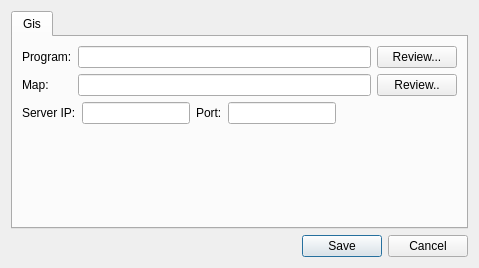
Old version of the form settingsdialog.ui in the repository testprojects/myClient.
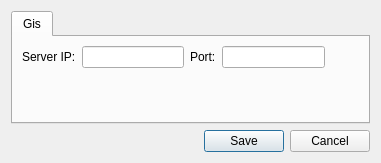
New version of the form.

```diff
--- a/settingsdialog.ui
+++ b/settingsdialog.ui
@@ -6,8 +6,8 @@
    <rect>
     <x>0</x>
     <y>0</y>
-    <width>479</width>
-    <height>268</height>
+    <width>381</width>
+    <height>163</height>
    </rect>
   </property>
   <property name="windowTitle">
@@ -59,63 +59,8 @@
       <attribute name="title">
        <string>Gis</string>
       </attribute>
-      <layout class="QGridLayout" name="gridLayout_3">
+      <layout class="QGridLayout" name="gridLayout">
        <item row="0" column="0">
-        <layout class="QGridLayout" name="gridLayout">
-         <item row="0" column="0">
-          <widget class="QLabel" name="label">
-           <property name="text">
-            <string>Program:</string>
-           </property>
-           <property name="buddy">
-            <cstring>pathToProgramLineEdit</cstring>
-           </property>
-          </widget>
-         </item>
-         <item row="0" column="1">
-          <widget class="QLineEdit" name="pathToProgramLineEdit">
-           <property name="readOnly">
-            <bool>true</bool>
-           </property>
-          </widget>
-         </item>
-         <item row="0" column="2">
-          <widget class="QPushButton" name="reviewProgramButton">
-           <property name="text">
-            <string>Review...</string>
-           </property>
-           <property name="autoDefault">
-            <bool>false</bool>
-           </property>
-          </widget>
-         </item>
-         <item row="1" column="0">
-          <widget class="QLabel" name="label_2">
-           <property name="text">
-            <string>Map:</string>
-           </property>
-          </widget>
-         </item>
-         <item row="1" column="1">
-          <widget class="QLineEdit" name="pathToMapLineEdit">
-           <property name="readOnly">
-            <bool>true</bool>
-           </property>
-          </widget>
-         </item>
-         <item row="1" column="2">
-          <widget class="QPushButton" name="reviewMapButton">
-           <property name="text">
-            <string>Review..</string>
-           </property>
-           <property name="autoDefault">
-            <bool>false</bool>
-           </property>
-          </widget>
-         </item>
-        </layout>
-       </item>
-       <item row="1" column="0">
         <layout class="QHBoxLayout" name="horizontalLayout">
          <item>
           <widget class="QLabel" name="label_3">
@@ -175,7 +120,7 @@
          </item>
         </layout>
        </item>
-       <item row="2" column="0">
+       <item row="1" column="0">
         <spacer name="verticalSpacer">
          <property name="orientation">
           <enum>Qt::Vertical</enum>
```
Left out of the diff: 4 changed lines with no effect on the pictures.
